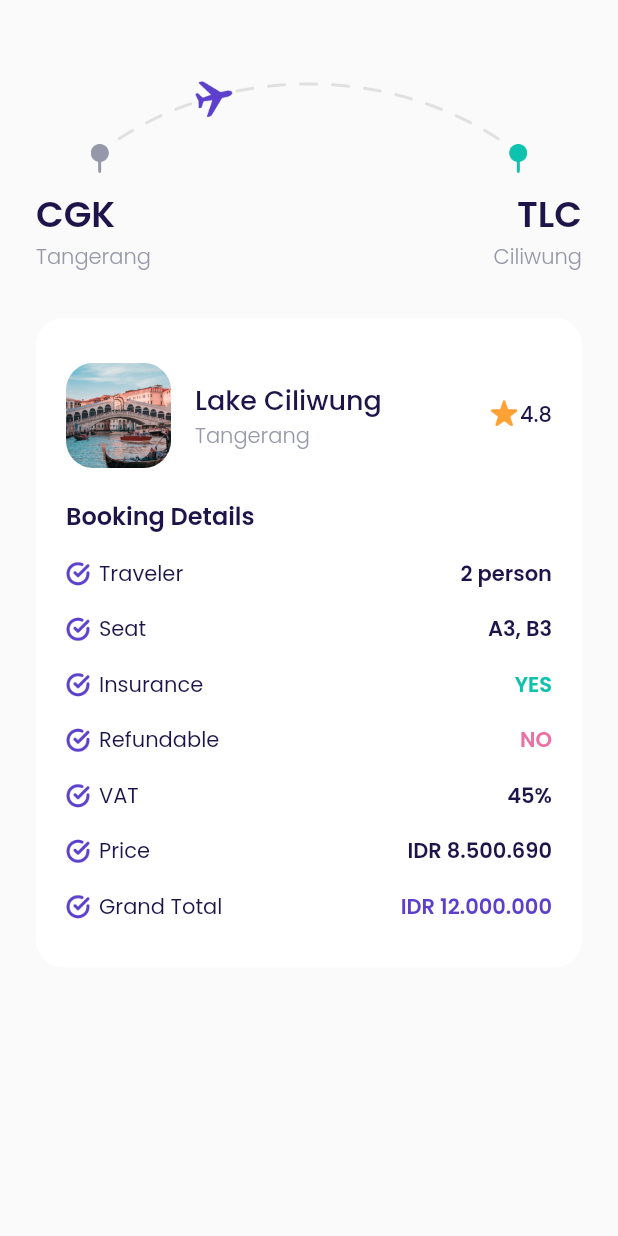
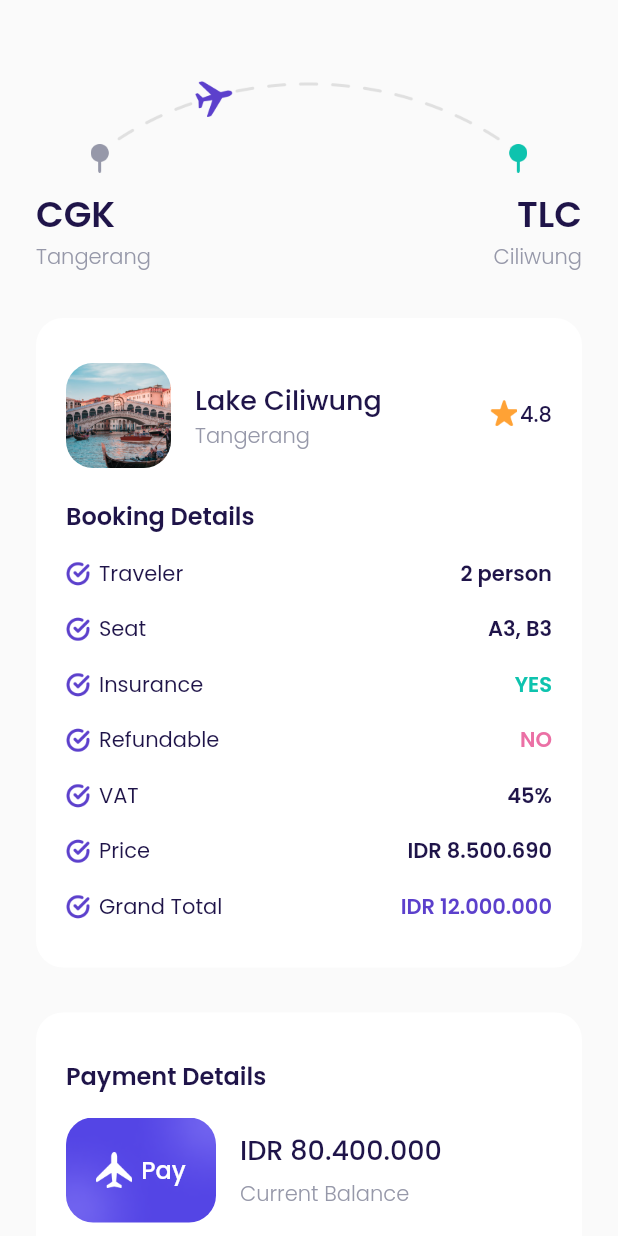
Before and after one commit to whisnuys/flutter-bookflights-app, a Flutter app: the CheckoutPage screen opened directly, on a phone screen of 412 x 824 dp. Run offline on Flutter 3.47's test engine with Material 2 defaults, Android fonts, the phone set to English and light mode, and no system bars; our stand-ins replace google_fonts.

Commit message:
adding checkout screen

```diff
--- a/lib/ui/pages/checkout_page.dart
+++ b/lib/ui/pages/checkout_page.dart
@@ -1,6 +1,7 @@
 // ignore_for_file: prefer_const_constructors
 
 import 'package:bwa_airplane/ui/widgets/booking_details_items.dart';
+import 'package:bwa_airplane/ui/widgets/custom_button.dart';
 import 'package:flutter/material.dart';
 import '../../shared/theme.dart';
 
@@ -205,6 +206,123 @@
       );
     }
 
+    Widget paymentDetails() {
+      return Container(
+        margin: EdgeInsets.only(top: 30),
+        padding: EdgeInsets.symmetric(
+          horizontal: 20,
+          vertical: 30,
+        ),
+        decoration: BoxDecoration(
+          color: kWhiteColor,
+          borderRadius: BorderRadius.circular(18),
+        ),
+        child: Column(
+          crossAxisAlignment: CrossAxisAlignment.start,
+          children: [
+            Text(
+              'Payment Details',
+              style: blackTextStyle.copyWith(
+                fontWeight: semiBold,
+                fontSize: 16,
+              ),
+            ),
+            Container(
+              margin: EdgeInsets.only(top: 16),
+              child: Row(
+                children: [
+                  Container(
+                    width: 100,
+                    height: 70,
+                    margin: EdgeInsets.only(
+                      right: 16,
+                    ),
+                    decoration: BoxDecoration(
+                      borderRadius: BorderRadius.circular(18),
+                      image: DecorationImage(
+                        fit: BoxFit.cover,
+                        image: AssetImage(
+                          'assets/image_card.png',
+                        ),
+                      ),
+                    ),
+                    child: Center(
+                      child: Row(
+                        mainAxisAlignment: MainAxisAlignment.center,
+                        children: [
+                          Container(
+                            width: 24,
+                            height: 24,
+                            margin: EdgeInsets.only(right: 6),
+                            decoration: BoxDecoration(
+                              image: DecorationImage(
+                                image: AssetImage(
+                                  'assets/icon_plane.png',
+                                ),
+                              ),
+                            ),
+                          ),
+                          Text(
+                            'Pay',
+                            style: whiteTextStyle.copyWith(
+                              fontWeight: medium,
+                              fontSize: 16,
+                            ),
+                          ),
+                        ],
+                      ),
+                    ),
+                  ),
+                  Expanded(
+                    child: Column(
+                      crossAxisAlignment: CrossAxisAlignment.start,
+                      children: [
+                        Text(
+                          'IDR 80.400.000',
+                          style: blackTextStyle.copyWith(
+                            fontWeight: medium,
+                            fontSize: 18,
+                          ),
+                          overflow: TextOverflow.ellipsis,
+                        ),
+                        SizedBox(
+                          height: 5,
+                        ),
+                        Text(
+                          'Current Balance',
+                          style: greyTextStyle.copyWith(
+                            fontWeight: light,
+                          ),
+                        ),
+                      ],
+                    ),
+                  ),
+                ],
+              ),
+            ),
+          ],
+        ),
+      );
+    }
+
+    Widget tacButton() {
+      return Container(
+        alignment: Alignment.center,
+        margin: EdgeInsets.only(
+          top: 30,
+          bottom: 30,
+        ),
+        child: Text(
+          'Terms and Conditions',
+          style: greyTextStyle.copyWith(
+            fontSize: 16,
+            fontWeight: light,
+            decoration: TextDecoration.underline,
+          ),
+        ),
+      );
+    }
+
     return Scaffold(
       backgroundColor: kBackgroundColor,
       body: ListView(
@@ -212,6 +330,15 @@
         children: [
           route(),
           bookingDetails(),
+          paymentDetails(),
+          CustomButton(
+            title: "Pay Now",
+            onPressed: () {},
+            margin: EdgeInsets.only(
+              top: 30,
+            ),
+          ),
+          tacButton(),
         ],
       ),
     );
```
